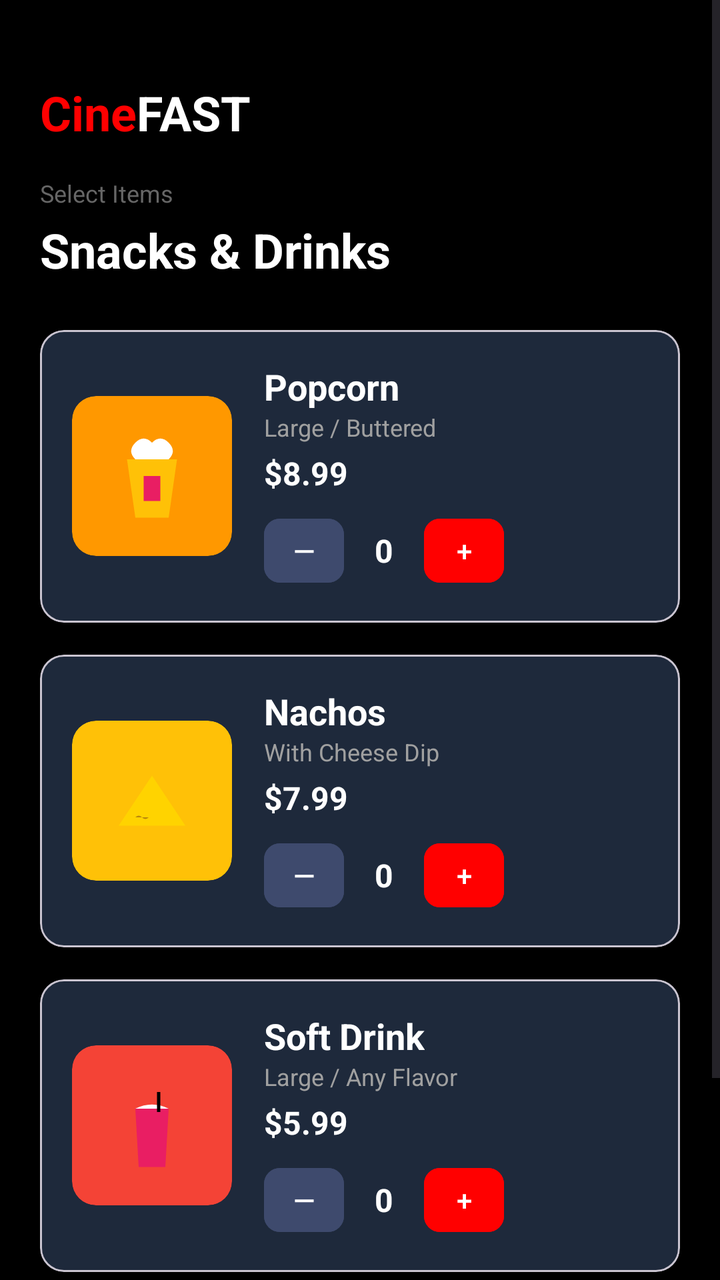
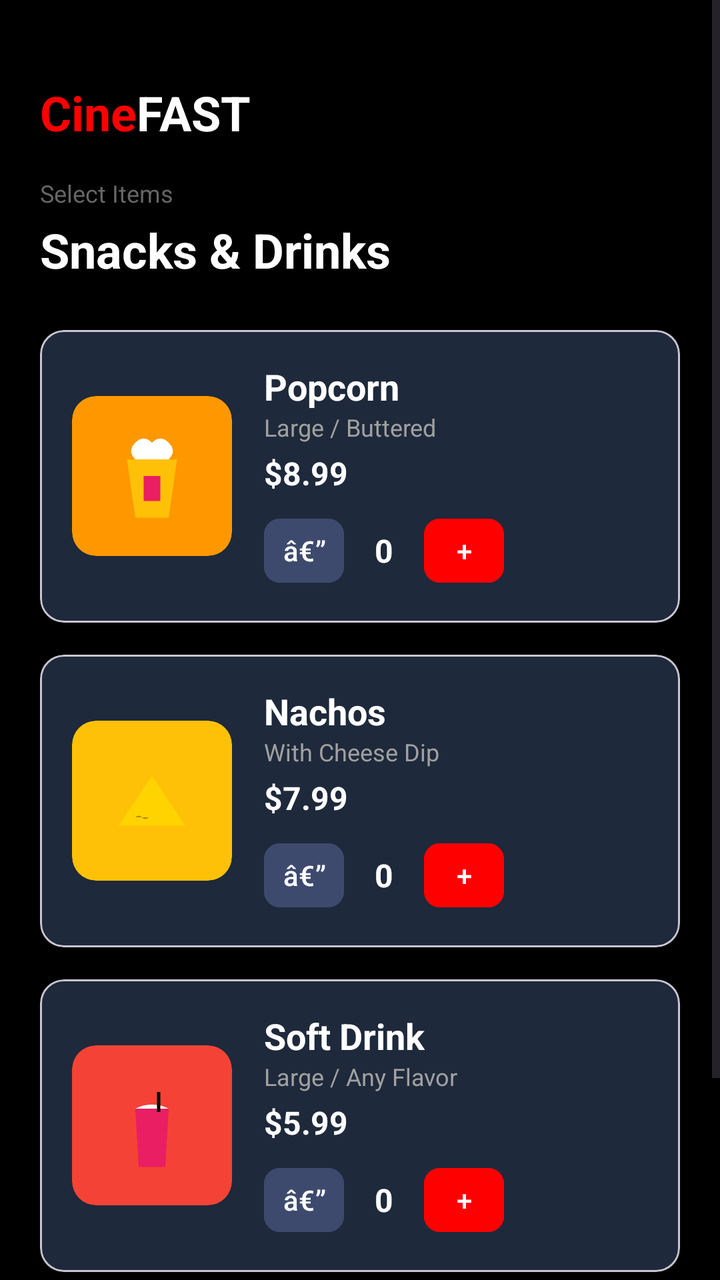

Screens rendered from an Android XML layout before and after an edit, with the pre-edit source and the edit as a unified diff.
<!-- AndroidManifest.xml: activity theme Theme.CineFAST -->
<!-- res/layout/activity_snacks.xml -->
<?xml version="1.0" encoding="utf-8"?>
<ScrollView xmlns:android="http://schemas.android.com/apk/res/android"
    xmlns:app="http://schemas.android.com/apk/res-auto"
    android:layout_width="match_parent"
    android:layout_height="match_parent"
    android:background="#000000"
    android:fillViewport="true">

    <LinearLayout
        android:layout_width="match_parent"
        android:layout_height="wrap_content"
        android:orientation="vertical"
        android:padding="20dp">

        <LinearLayout
            android:layout_marginTop="20dp"
            android:layout_width="wrap_content"
            android:layout_height="wrap_content"
            android:orientation="horizontal"
            android:layout_marginBottom="16dp">
            <TextView
                android:layout_width="wrap_content"
                android:layout_height="wrap_content"
                android:text="Cine"
                android:textColor="@color/brand_red"
                android:textSize="24sp"
                android:textStyle="bold" />
            <TextView
                android:layout_width="wrap_content"
                android:layout_height="wrap_content"
                android:text="FAST"
                android:textColor="#FFFFFF"
                android:textSize="24sp"
                android:textStyle="bold" />
        </LinearLayout>

        <TextView
            android:layout_width="wrap_content"
            android:layout_height="wrap_content"
            android:text="Select Items"
            android:textColor="#666666"
            android:textSize="12sp"
            android:layout_marginBottom="4dp" />

        <TextView
            android:layout_width="wrap_content"
            android:layout_height="wrap_content"
            android:text="Snacks &amp; Drinks"
            android:textColor="#FFFFFF"
            android:textSize="24sp"
            android:textStyle="bold"
            android:layout_marginBottom="24dp" />

        <com.google.android.material.card.MaterialCardView
            android:layout_width="match_parent"
            android:layout_height="wrap_content"
            app:cardBackgroundColor="@color/card_grey"
            app:cardCornerRadius="12dp"
            app:cardElevation="0dp"
            android:layout_marginBottom="16dp">
            <LinearLayout
                android:layout_width="match_parent"
                android:layout_height="wrap_content"
                android:orientation="horizontal"
                android:padding="16dp"
                android:gravity="center_vertical">
                <androidx.cardview.widget.CardView
                    android:layout_width="80dp"
                    android:layout_height="80dp"
                    app:cardBackgroundColor="#FF9800"
                    app:cardCornerRadius="12dp"
                    app:cardElevation="0dp">
                    <ImageView
                        android:layout_width="50dp"
                        android:layout_height="50dp"
                        android:layout_gravity="center"
                        android:src="@drawable/ic_popcorn" />
                </androidx.cardview.widget.CardView>
                <LinearLayout
                    android:layout_width="0dp"
                    android:layout_height="wrap_content"
                    android:layout_weight="1"
                    android:orientation="vertical"
                    android:layout_marginStart="16dp">
                    <TextView
                        android:layout_width="wrap_content"
                        android:layout_height="wrap_content"
                        android:text="Popcorn"
                        android:textColor="#FFFFFF"
                        android:textSize="18sp"
                        android:textStyle="bold" />
                    <TextView
                        android:layout_width="wrap_content"
                        android:layout_height="wrap_content"
                        android:text="Large / Buttered"
                        android:textColor="#A0A0A0"
                        android:textSize="12sp" />
                    <TextView
                        android:layout_width="wrap_content"
                        android:layout_height="wrap_content"
                        android:text="$8.99"
                        android:textColor="#FFFFFF"
                        android:textSize="16sp"
                        android:textStyle="bold"
                        android:layout_marginTop="4dp" />
                    <LinearLayout
                        android:layout_width="wrap_content"
                        android:layout_height="wrap_content"
                        android:orientation="horizontal"
                        android:gravity="center_vertical"
                        android:layout_marginTop="8dp">
                        <com.google.android.material.button.MaterialButton
                            android:id="@+id/btnMinusPopcorn"
                            android:layout_width="40dp"
                            android:layout_height="40dp"
                            android:backgroundTint="#3e4a6d"
                            android:text="—"
                            android:textColor="#FFFFFF"
                            app:cornerRadius="8dp"
                            android:minWidth="0dp"
                            android:minHeight="0dp"
                            android:padding="0dp" />
                        <TextView
                            android:id="@+id/tvQtyPopcorn"
                            android:layout_width="40dp"
                            android:layout_height="wrap_content"
                            android:text="0"
                            android:textColor="#FFFFFF"
                            android:textSize="16sp"
                            android:textStyle="bold"
                            android:gravity="center" />
                        <com.google.android.material.button.MaterialButton
                            android:id="@+id/btnPlusPopcorn"
                            android:layout_width="40dp"
                            android:layout_height="40dp"
                            android:backgroundTint="@color/brand_red"
                            android:text="+"
                            android:textColor="#FFFFFF"
                            app:cornerRadius="8dp"
                            android:minWidth="0dp"
                            android:minHeight="0dp"
                            android:padding="0dp" />
                    </LinearLayout>
                </LinearLayout>
            </LinearLayout>
        </com.google.android.material.card.MaterialCardView>

        
        <com.google.android.material.card.MaterialCardView
            android:layout_width="match_parent"
            android:layout_height="wrap_content"
            app:cardBackgroundColor="@color/card_grey"
            app:cardCornerRadius="12dp"
            app:cardElevation="0dp"
            android:layout_marginBottom="16dp">
            <LinearLayout
                android:layout_width="match_parent"
                android:layout_height="wrap_content"
                android:orientation="horizontal"
                android:padding="16dp"
                android:gravity="center_vertical">
                <androidx.cardview.widget.CardView
                    android:layout_width="80dp"
                    android:layout_height="80dp"
                    app:cardBackgroundColor="#FFC107"
                    app:cardCornerRadius="12dp"
                    app:cardElevation="0dp">
                    <ImageView
                        android:layout_width="50dp"
                        android:layout_height="50dp"
                        android:layout_gravity="center"
                        android:src="@drawable/ic_nachos" />
                </androidx.cardview.widget.CardView>
                <LinearLayout
                    android:layout_width="0dp"
                    android:layout_height="wrap_content"
                    android:layout_weight="1"
                    android:orientation="vertical"
                    android:layout_marginStart="16dp">
                    <TextView
                        android:layout_width="wrap_content"
                        android:layout_height="wrap_content"
                        android:text="Nachos"
                        android:textColor="#FFFFFF"
                        android:textSize="18sp"
                        android:textStyle="bold" />
                    <TextView
                        android:layout_width="wrap_content"
                        android:layout_height="wrap_content"
                        android:text="With Cheese Dip"
                        android:textColor="#A0A0A0"
                        android:textSize="12sp" />
                    <TextView
                        android:layout_width="wrap_content"
                        android:layout_height="wrap_content"
                        android:text="$7.99"
                        android:textColor="#FFFFFF"
                        android:textSize="16sp"
                        android:textStyle="bold"
                        android:layout_marginTop="4dp" />
                    <LinearLayout
                        android:layout_width="wrap_content"
                        android:layout_height="wrap_content"
                        android:orientation="horizontal"
                        android:gravity="center_vertical"
                        android:layout_marginTop="8dp">
                        <com.google.android.material.button.MaterialButton
                            android:id="@+id/btnMinusNachos"
                            android:layout_width="40dp"
                            android:layout_height="40dp"
                            android:backgroundTint="#3e4a6d"
                            android:text="—"
                            android:textColor="#FFFFFF"
                            app:cornerRadius="8dp"
                            android:minWidth="0dp"
                            android:minHeight="0dp"
                            android:padding="0dp" />
                        <TextView
                            android:id="@+id/tvQtyNachos"
                            android:layout_width="40dp"
                            android:layout_height="wrap_content"
                            android:text="0"
                            android:textColor="#FFFFFF"
                            android:textSize="16sp"
                            android:textStyle="bold"
                            android:gravity="center" />
                        <com.google.android.material.button.MaterialButton
                            android:id="@+id/btnPlusNachos"
                            android:layout_width="40dp"
                            android:layout_height="40dp"
                            android:backgroundTint="@color/brand_red"
                            android:text="+"
                            android:textColor="#FFFFFF"
                            app:cornerRadius="8dp"
                            android:minWidth="0dp"
                            android:minHeight="0dp"
                            android:padding="0dp" />
                    </LinearLayout>
                </LinearLayout>
            </LinearLayout>
        </com.google.android.material.card.MaterialCardView>

        
        <com.google.android.material.card.MaterialCardView
            android:layout_width="match_parent"
            android:layout_height="wrap_content"
            app:cardBackgroundColor="@color/card_grey"
            app:cardCornerRadius="12dp"
            app:cardElevation="0dp"
            android:layout_marginBottom="16dp">
            <LinearLayout
                android:layout_width="match_parent"
                android:layout_height="wrap_content"
                android:orientation="horizontal"
                android:padding="16dp"
                android:gravity="center_vertical">
                <androidx.cardview.widget.CardView
                    android:layout_width="80dp"
                    android:layout_height="80dp"
                    app:cardBackgroundColor="#F44336"
                    app:cardCornerRadius="12dp"
                    app:cardElevation="0dp">
                    <ImageView
                        android:layout_width="50dp"
                        android:layout_height="50dp"
                        android:layout_gravity="center"
                        android:src="@drawable/ic_soda" />
                </androidx.cardview.widget.CardView>
                <LinearLayout
                    android:layout_width="0dp"
                    android:layout_height="wrap_content"
                    android:layout_weight="1"
                    android:orientation="vertical"
                    android:layout_marginStart="16dp">
                    <TextView
                        android:layout_width="wrap_content"
                        android:layout_height="wrap_content"
                        android:text="Soft Drink"
                        android:textColor="#FFFFFF"
                        android:textSize="18sp"
                        android:textStyle="bold" />
                    <TextView
                        android:layout_width="wrap_content"
                        android:layout_height="wrap_content"
                        android:text="Large / Any Flavor"
                        android:textColor="#A0A0A0"
                        android:textSize="12sp" />
                    <TextView
                        android:layout_width="wrap_content"
                        android:layout_height="wrap_content"
                        android:text="$5.99"
                        android:textColor="#FFFFFF"
                        android:textSize="16sp"
                        android:textStyle="bold"
                        android:layout_marginTop="4dp" />
                    <LinearLayout
                        android:layout_width="wrap_content"
                        android:layout_height="wrap_content"
                        android:orientation="horizontal"
                        android:gravity="center_vertical"
                        android:layout_marginTop="8dp">
                        <com.google.android.material.button.MaterialButton
                            android:id="@+id/btnMinusSoda"
                            android:layout_width="40dp"
                            android:layout_height="40dp"
                            android:backgroundTint="#3e4a6d"
                            android:text="—"
                            android:textColor="#FFFFFF"
                            app:cornerRadius="8dp"
                            android:minWidth="0dp"
                            android:minHeight="0dp"
                            android:padding="0dp" />
                        <TextView
                            android:id="@+id/tvQtySoda"
                            android:layout_width="40dp"
                            android:layout_height="wrap_content"
                            android:text="0"
                            android:textColor="#FFFFFF"
                            android:textSize="16sp"
                            android:textStyle="bold"
                            android:gravity="center" />
                        <com.google.android.material.button.MaterialButton
                            android:id="@+id/btnPlusSoda"
                            android:layout_width="40dp"
                            android:layout_height="40dp"
                            android:backgroundTint="@color/brand_red"
                            android:text="+"
                            android:textColor="#FFFFFF"
                            app:cornerRadius="8dp"
                            android:minWidth="0dp"
                            android:minHeight="0dp"
                            android:padding="0dp" />
                    </LinearLayout>
                </LinearLayout>
            </LinearLayout>
        </com.google.android.material.card.MaterialCardView>

        <View
            android:layout_width="match_parent"
            android:layout_height="32dp" />

        <LinearLayout
            android:layout_width="match_parent"
            android:layout_height="wrap_content"
            android:orientation="horizontal"
            android:gravity="center_vertical">

            <LinearLayout
                android:layout_width="0dp"
                android:layout_height="wrap_content"
                android:layout_weight="1"
                android:orientation="vertical">
                <TextView
                    android:layout_width="wrap_content"
                    android:layout_height="wrap_content"
                    android:text="Total Snacks"
                    android:textColor="#666666"
                    android:textSize="12sp" />
                <TextView
                    android:id="@+id/tvSnacksTotal"
                    android:layout_width="wrap_content"
                    android:layout_height="wrap_content"
                    android:text="$0.00"
                    android:textColor="#FFFFFF"
                    android:textSize="22sp"
                    android:textStyle="bold" />
            </LinearLayout>

            <Button
                android:id="@+id/btnConfirmSnacks"
                android:layout_width="160dp"
                android:layout_height="56dp"
                android:text="Confirm"
                android:textColor="#FFFFFF"
                android:backgroundTint="@color/brand_red"
                android:textStyle="bold"
                app:cornerRadius="28dp"
                android:textAllCaps="false" />
        </LinearLayout>

    </LinearLayout>
</ScrollView>
<!-- resources referenced by this layout -->
<resources>
  <color name="brand_red">#FF0000</color>
  <color name="card_grey">#1e293b</color>
  <!-- drawable ic_nachos (drawable) -->
  <vector xmlns:android="http://schemas.android.com/apk/res/android"
      android:width="60dp"
      android:height="60dp"
      android:viewportWidth="60"
      android:viewportHeight="60">
      <path
          android:fillColor="#FFD300"
          android:pathData="M10,45 L50,45 L30,15 Z" />
      <path
          android:fillColor="#B8860B"
          android:pathData="M20,40 Q22,38 24,40 Q26,42 28,40" />
  </vector>
  <!-- drawable ic_popcorn (drawable) -->
  <vector xmlns:android="http://schemas.android.com/apk/res/android"
      android:width="60dp"
      android:height="60dp"
      android:viewportWidth="60"
      android:viewportHeight="60">
      <path
          android:fillColor="#FFC107"
          android:pathData="M15,20 L45,20 L40,55 L20,55 Z" />
      <path
          android:fillColor="#FFFFFF"
          android:pathData="M20,10 Q25,5 30,10 Q35,5 40,10 Q45,15 40,20 L20,20 Q15,15 20,10" />
      <path
          android:fillColor="#E91E63"
          android:pathData="M25,30 L35,30 L35,45 L25,45 Z" />
  </vector>
  <!-- drawable ic_soda (drawable) -->
  <vector xmlns:android="http://schemas.android.com/apk/res/android"
      android:width="60dp"
      android:height="60dp"
      android:viewportWidth="60"
      android:viewportHeight="60">
      <path
          android:fillColor="#E91E63"
          android:pathData="M20,20 L40,20 L38,55 L22,55 Z" />
      <path
          android:fillColor="#FFFFFF"
          android:pathData="M20,20 Q30,15 40,20" />
      <path
          android:fillColor="#000000"
          android:pathData="M35,10 L35,22 L33,22 L33,10 Z" />
  </vector>
  <style name="Theme.CineFAST" parent="Base.Theme.CineFAST" />
  <style name="Base.Theme.CineFAST" parent="Theme.Material3.DayNight.NoActionBar">
          
          
      </style>
</resources>

<!-- the commit's change to res/layout/activity_snacks.xml (unified diff, before → after) -->
@@ -1,9 +1,9 @@
-<?xml version="1.0" encoding="utf-8"?>
+﻿<?xml version="1.0" encoding="utf-8"?>
 <ScrollView xmlns:android="http://schemas.android.com/apk/res/android"
     xmlns:app="http://schemas.android.com/apk/res-auto"
     android:layout_width="match_parent"
     android:layout_height="match_parent"
-    android:background="#000000"
+    android:background="@color/bg_dark"
     android:fillViewport="true">
 
     <LinearLayout
@@ -29,7 +29,7 @@
                 android:layout_width="wrap_content"
                 android:layout_height="wrap_content"
                 android:text="FAST"
-                android:textColor="#FFFFFF"
+                android:textColor="@color/text_white"
                 android:textSize="24sp"
                 android:textStyle="bold" />
         </LinearLayout>
@@ -38,7 +38,7 @@
             android:layout_width="wrap_content"
             android:layout_height="wrap_content"
             android:text="Select Items"
-            android:textColor="#666666"
+            android:textColor="@color/text_label"
             android:textSize="12sp"
             android:layout_marginBottom="4dp" />
 
@@ -46,7 +46,7 @@
             android:layout_width="wrap_content"
             android:layout_height="wrap_content"
             android:text="Snacks &amp; Drinks"
-            android:textColor="#FFFFFF"
+            android:textColor="@color/text_white"
             android:textSize="24sp"
             android:textStyle="bold"
             android:layout_marginBottom="24dp" />
@@ -67,7 +67,7 @@
                 <androidx.cardview.widget.CardView
                     android:layout_width="80dp"
                     android:layout_height="80dp"
-                    app:cardBackgroundColor="#FF9800"
+                    app:cardBackgroundColor="@color/snack_popcorn"
                     app:cardCornerRadius="12dp"
                     app:cardElevation="0dp">
                     <ImageView
@@ -86,20 +86,20 @@
                         android:layout_width="wrap_content"
                         android:layout_height="wrap_content"
                         android:text="Popcorn"
-                        android:textColor="#FFFFFF"
+                        android:textColor="@color/text_white"
                         android:textSize="18sp"
                         android:textStyle="bold" />
                     <TextView
                         android:layout_width="wrap_content"
                         android:layout_height="wrap_content"
                         android:text="Large / Buttered"
-                        android:textColor="#A0A0A0"
+                        android:textColor="@color/text_subtitle"
                         android:textSize="12sp" />
                     <TextView
                         android:layout_width="wrap_content"
                         android:layout_height="wrap_content"
                         android:text="$8.99"
-                        android:textColor="#FFFFFF"
+                        android:textColor="@color/text_white"
                         android:textSize="16sp"
                         android:textStyle="bold"
                         android:layout_marginTop="4dp" />
@@ -113,9 +113,9 @@
                             android:id="@+id/btnMinusPopcorn"
                             android:layout_width="40dp"
                             android:layout_height="40dp"
-                            android:backgroundTint="#3e4a6d"
-                            android:text="—"
-                            android:textColor="#FFFFFF"
+                            android:backgroundTint="@color/btn_minus"
+                            android:text="â€”"
+                            android:textColor="@color/text_white"
                             app:cornerRadius="8dp"
                             android:minWidth="0dp"
                             android:minHeight="0dp"
@@ -125,7 +125,7 @@
                             android:layout_width="40dp"
                             android:layout_height="wrap_content"
                             android:text="0"
-                            android:textColor="#FFFFFF"
+                            android:textColor="@color/text_white"
                             android:textSize="16sp"
                             android:textStyle="bold"
                             android:gravity="center" />
@@ -135,7 +135,7 @@
                             android:layout_height="40dp"
                             android:backgroundTint="@color/brand_red"
                             android:text="+"
-                            android:textColor="#FFFFFF"
+                            android:textColor="@color/text_white"
                             app:cornerRadius="8dp"
                             android:minWidth="0dp"
                             android:minHeight="0dp"
@@ -145,7 +145,6 @@
             </LinearLayout>
         </com.google.android.material.card.MaterialCardView>
 
-        
         <com.google.android.material.card.MaterialCardView
             android:layout_width="match_parent"
             android:layout_height="wrap_content"
@@ -162,7 +161,7 @@
                 <androidx.cardview.widget.CardView
                     android:layout_width="80dp"
                     android:layout_height="80dp"
-                    app:cardBackgroundColor="#FFC107"
+                    app:cardBackgroundColor="@color/snack_nachos"
                     app:cardCornerRadius="12dp"
                     app:cardElevation="0dp">
                     <ImageView
@@ -181,20 +180,20 @@
                         android:layout_width="wrap_content"
                         android:layout_height="wrap_content"
                         android:text="Nachos"
-                        android:textColor="#FFFFFF"
+                        android:textColor="@color/text_white"
                         android:textSize="18sp"
                         android:textStyle="bold" />
                     <TextView
                         android:layout_width="wrap_content"
                         android:layout_height="wrap_content"
                         android:text="With Cheese Dip"
-                        android:textColor="#A0A0A0"
+                        android:textColor="@color/text_subtitle"
                         android:textSize="12sp" />
                     <TextView
                         android:layout_width="wrap_content"
                         android:layout_height="wrap_content"
                         android:text="$7.99"
-                        android:textColor="#FFFFFF"
+                        android:textColor="@color/text_white"
                         android:textSize="16sp"
                         android:textStyle="bold"
                         android:layout_marginTop="4dp" />
@@ -208,9 +207,9 @@
                             android:id="@+id/btnMinusNachos"
                             android:layout_width="40dp"
                             android:layout_height="40dp"
-                            android:backgroundTint="#3e4a6d"
-                            android:text="—"
-                            android:textColor="#FFFFFF"
+                            android:backgroundTint="@color/btn_minus"
+                            android:text="â€”"
+                            android:textColor="@color/text_white"
                             app:cornerRadius="8dp"
                             android:minWidth="0dp"
                             android:minHeight="0dp"
@@ -220,7 +219,7 @@
                             android:layout_width="40dp"
                             android:layout_height="wrap_content"
                             android:text="0"
-                            android:textColor="#FFFFFF"
+                            android:textColor="@color/text_white"
                             android:textSize="16sp"
                             android:textStyle="bold"
                             android:gravity="center" />
@@ -230,7 +229,7 @@
                             android:layout_height="40dp"
                             android:backgroundTint="@color/brand_red"
                             android:text="+"
-                            android:textColor="#FFFFFF"
+                            android:textColor="@color/text_white"
                             app:cornerRadius="8dp"
                             android:minWidth="0dp"
                             android:minHeight="0dp"
@@ -240,7 +239,6 @@
             </LinearLayout>
         </com.google.android.material.card.MaterialCardView>
 
-        
         <com.google.android.material.card.MaterialCardView
             android:layout_width="match_parent"
             android:layout_height="wrap_content"
@@ -257,7 +255,7 @@
                 <androidx.cardview.widget.CardView
                     android:layout_width="80dp"
                     android:layout_height="80dp"
-                    app:cardBackgroundColor="#F44336"
+                    app:cardBackgroundColor="@color/snack_soda"
                     app:cardCornerRadius="12dp"
                     app:cardElevation="0dp">
                     <ImageView
@@ -276,20 +274,20 @@
                         android:layout_width="wrap_content"
                         android:layout_height="wrap_content"
                         android:text="Soft Drink"
-                        android:textColor="#FFFFFF"
+                        android:textColor="@color/text_white"
                         android:textSize="18sp"
                         android:textStyle="bold" />
                     <TextView
                         android:layout_width="wrap_content"
                         android:layout_height="wrap_content"
                         android:text="Large / Any Flavor"
-                        android:textColor="#A0A0A0"
+                        android:textColor="@color/text_subtitle"
                         android:textSize="12sp" />
                     <TextView
                         android:layout_width="wrap_content"
                         android:layout_height="wrap_content"
                         android:text="$5.99"
-                        android:textColor="#FFFFFF"
+                        android:textColor="@color/text_white"
                         android:textSize="16sp"
                         android:textStyle="bold"
                         android:layout_marginTop="4dp" />
@@ -303,9 +301,9 @@
                             android:id="@+id/btnMinusSoda"
                             android:layout_width="40dp"
                             android:layout_height="40dp"
-                            android:backgroundTint="#3e4a6d"
-                            android:text="—"
-                            android:textColor="#FFFFFF"
+                            android:backgroundTint="@color/btn_minus"
+                            android:text="â€”"
+                            android:textColor="@color/text_white"
                             app:cornerRadius="8dp"
                             android:minWidth="0dp"
                             android:minHeight="0dp"
@@ -315,7 +313,7 @@
                             android:layout_width="40dp"
                             android:layout_height="wrap_content"
                             android:text="0"
-                            android:textColor="#FFFFFF"
+                            android:textColor="@color/text_white"
                             android:textSize="16sp"
                             android:textStyle="bold"
                             android:gravity="center" />
@@ -325,7 +323,7 @@
                             android:layout_height="40dp"
                             android:backgroundTint="@color/brand_red"
                             android:text="+"
-                            android:textColor="#FFFFFF"
+                            android:textColor="@color/text_white"
                             app:cornerRadius="8dp"
                             android:minWidth="0dp"
                             android:minHeight="0dp"
@@ -354,14 +352,14 @@
                     android:layout_width="wrap_content"
                     android:layout_height="wrap_content"
                     android:text="Total Snacks"
-                    android:textColor="#666666"
+                    android:textColor="@color/text_label"
                     android:textSize="12sp" />
                 <TextView
                     android:id="@+id/tvSnacksTotal"
                     android:layout_width="wrap_content"
                     android:layout_height="wrap_content"
                     android:text="$0.00"
-                    android:textColor="#FFFFFF"
+                    android:textColor="@color/text_white"
                     android:textSize="22sp"
                     android:textStyle="bold" />
             </LinearLayout>
@@ -371,7 +369,7 @@
                 android:layout_width="160dp"
                 android:layout_height="56dp"
                 android:text="Confirm"
-                android:textColor="#FFFFFF"
+                android:textColor="@color/text_white"
                 android:backgroundTint="@color/brand_red"
                 android:textStyle="bold"
                 app:cornerRadius="28dp"
<!-- resource entries referenced after the edit -->
@@ -1,7 +1,15 @@
 <!-- resources referenced by this layout -->
 <resources>
+  <color name="bg_dark">#000000</color>
   <color name="brand_red">#FF0000</color>
+  <color name="btn_minus">#3e4a6d</color>
   <color name="card_grey">#1e293b</color>
+  <color name="snack_nachos">#FFC107</color>
+  <color name="snack_popcorn">#FF9800</color>
+  <color name="snack_soda">#F44336</color>
+  <color name="text_label">#666666</color>
+  <color name="text_subtitle">#A0A0A0</color>
+  <color name="text_white">#FFFFFF</color>
   <!-- drawable ic_nachos (drawable) -->
   <vector xmlns:android="http://schemas.android.com/apk/res/android"
       android:width="60dp"
